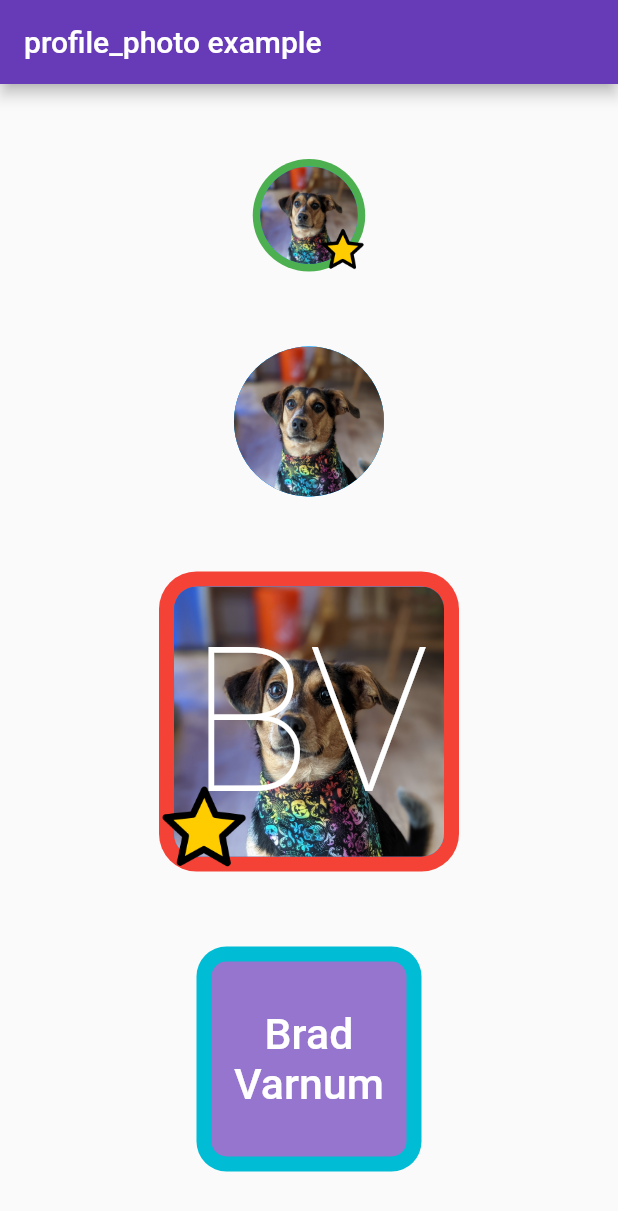
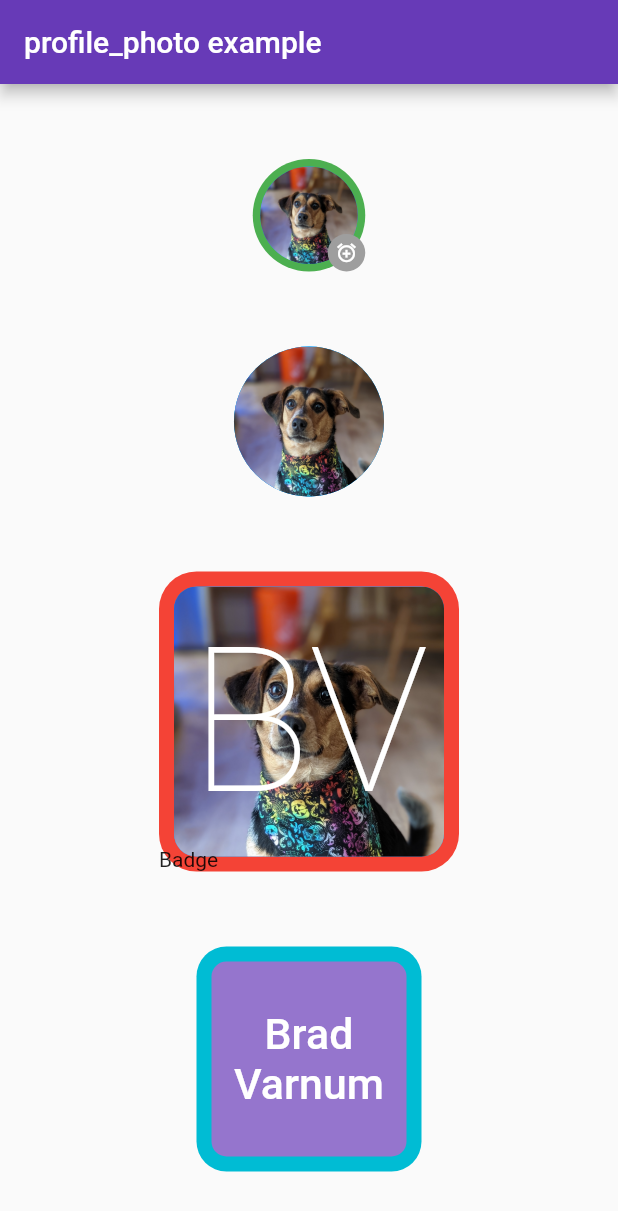
Before and after one commit to bradv123/profile_photo, a Flutter app: the screen it shows after launch, on a phone screen of 412 x 824 dp. Shown: the top 1211 px of the screen. Run offline on Flutter 3.47's test engine with Material 2 defaults, Android fonts, the phone set to English and light mode, and no system bars.

Commit message:
changed some code to have a basic way of havign the badge be a widget, instead of an image

```diff
--- a/example/lib/main.dart
+++ b/example/lib/main.dart
@@ -53,10 +53,24 @@ class _MyHomePageState extends State<MyHomePage> {
                 fontColor: Colors.white,
                 nameDisplayOption: NameDisplayOptions.initials,
                 fontWeight: FontWeight.w100,
-                badgeSize: 30,
+                // badgeSize: 30,
                 badgeAlignment: Alignment.bottomRight,
                 image: const AssetImage('assets/test_profile_photo.jpg'),
-                badgeImage: const AssetImage('assets/star.png'),
+                // badgeImage: const AssetImage('assets/star.png'),
+                badge: Container(
+                  height: 25,
+                  width: 25,
+                  decoration: BoxDecoration(
+                    borderRadius: BorderRadius.circular(200),
+                    color: Colors.grey,
+                  ),
+                  alignment: Alignment.center,
+                  child: Icon(
+                    Icons.add_alarm_outlined,
+                    size: 15,
+                    color: Colors.white,
+                  ),
+                ),
                 onTap: () {
                   // open profile
                 },
@@ -86,8 +100,9 @@ class _MyHomePageState extends State<MyHomePage> {
                 showName: true,
                 image: const AssetImage('assets/test_profile_photo.jpg'),
                 badgeAlignment: Alignment.bottomLeft,
-                badgeSize: 60,
-                badgeImage: const AssetImage('assets/star.png'),
+                // badgeSize: 60,
+                // badgeImage: const AssetImage('assets/star.png'),
+                badge: const Text('Badge'),
                 onTap: () {
                   // open profile
                 },
--- a/lib/src/profile_photo.dart
+++ b/lib/src/profile_photo.dart
@@ -21,6 +21,9 @@ class ProfilePhoto extends StatelessWidget {
 
   /// onLongPress callback.
   final VoidCallback? onLongPress;
+
+  /// onLongPress callback.
+  final VoidCallback? onDoubleTap;
 
   /// users name, which can be showed or not in various ways using nameDisplayOptions.
   final String name;
@@ -46,11 +49,14 @@ class ProfilePhoto extends StatelessWidget {
   /// Bool to set if the name should be visible. By default, true if there is no image, false if there is an image set.
   final bool? showName;
 
-  /// Image to be shown as a badge in the corner of the ProfilePhoto.
-  final ImageProvider? badgeImage;
+  // /// Image to be shown as a badge in the corner of the ProfilePhoto.
+  // final ImageProvider? badgeImage;
+
+  /// Widget to be shown as a badge in the corner of the ProfilePhoto.
+  final Widget? badge;
 
   /// Size of the badge. Default is 0.
-  final double badgeSize;
+  // final double badgeSize;
 
   /// Alignment of the badge. Default is bottom right.
   final Alignment badgeAlignment;
@@ -63,6 +69,7 @@ class ProfilePhoto extends StatelessWidget {
     this.outlineColor = Colors.lightBlue,
     this.onTap,
     this.onLongPress,
+    this.onDoubleTap,
     this.name = '',
     this.nameDisplayOption = NameDisplayOptions.initials,
     this.fontColor,
@@ -72,8 +79,9 @@ class ProfilePhoto extends StatelessWidget {
     this.image,
     this.showName,
     this.badgeAlignment = Alignment.bottomRight,
-    this.badgeImage,
-    this.badgeSize = 0,
+    // this.badgeImage,
+    this.badge,
+    // this.badgeSize = 0,
     Key? key,
   }) : super(key: key);
 
@@ -132,6 +140,7 @@ class ProfilePhoto extends StatelessWidget {
     return GestureDetector(
       onTap: onTap ?? () {},
       onLongPress: onLongPress ?? () {},
+      onDoubleTap: onDoubleTap ?? () {},
       child: Stack(
         alignment: Alignment.center,
         children: [
@@ -195,16 +204,16 @@ class ProfilePhoto extends StatelessWidget {
               ),
             ),
           // if there is a badgeImage to show
-          if (badgeImage != null)
+          if (badge != null)
             Container(
               width: totalWidth,
               height: totalWidth,
               child: Align(
                 alignment: badgeAlignment,
                 child: Container(
-                  width: badgeSize,
-                  height: badgeSize,
-                  child: badgeImage != null ? Image(image: badgeImage!) : null,
+                  // width: badgeSize,
+                  // height: badgeSize,
+                  child: badge != null ? badge : null,
                 ),
               ),
             ),
```
Also changed, not shown: 1 other file.
